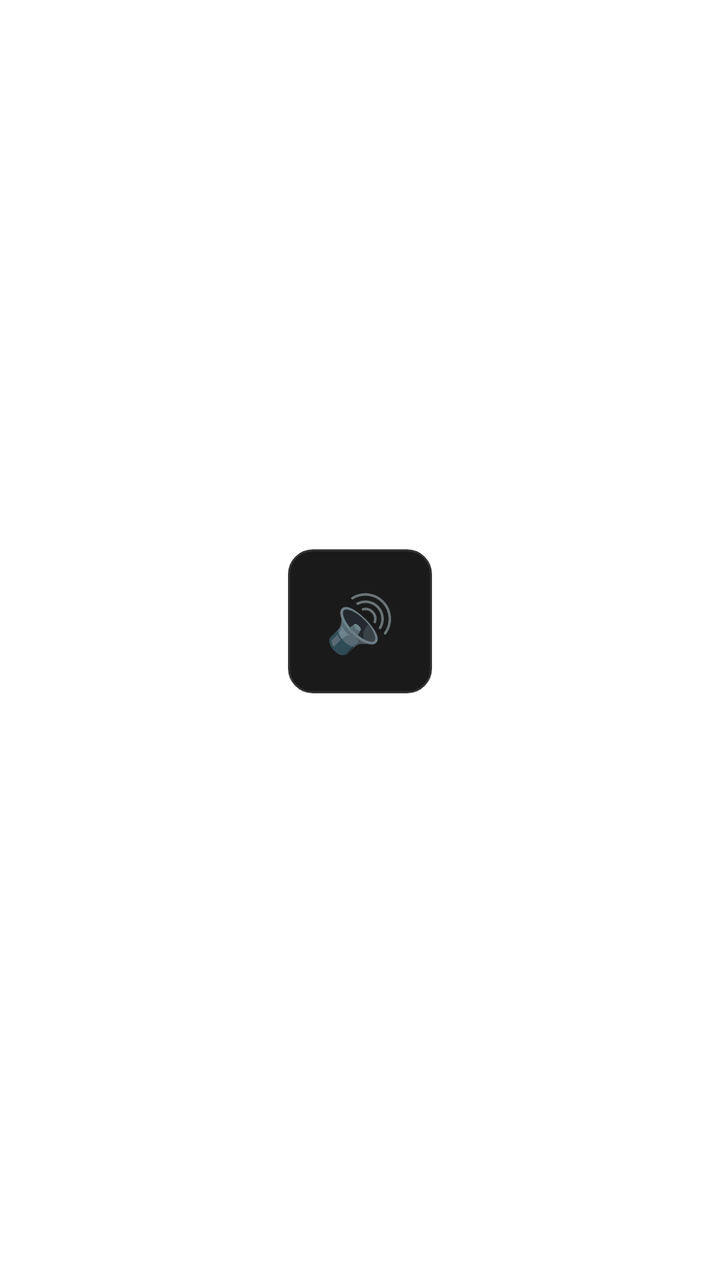
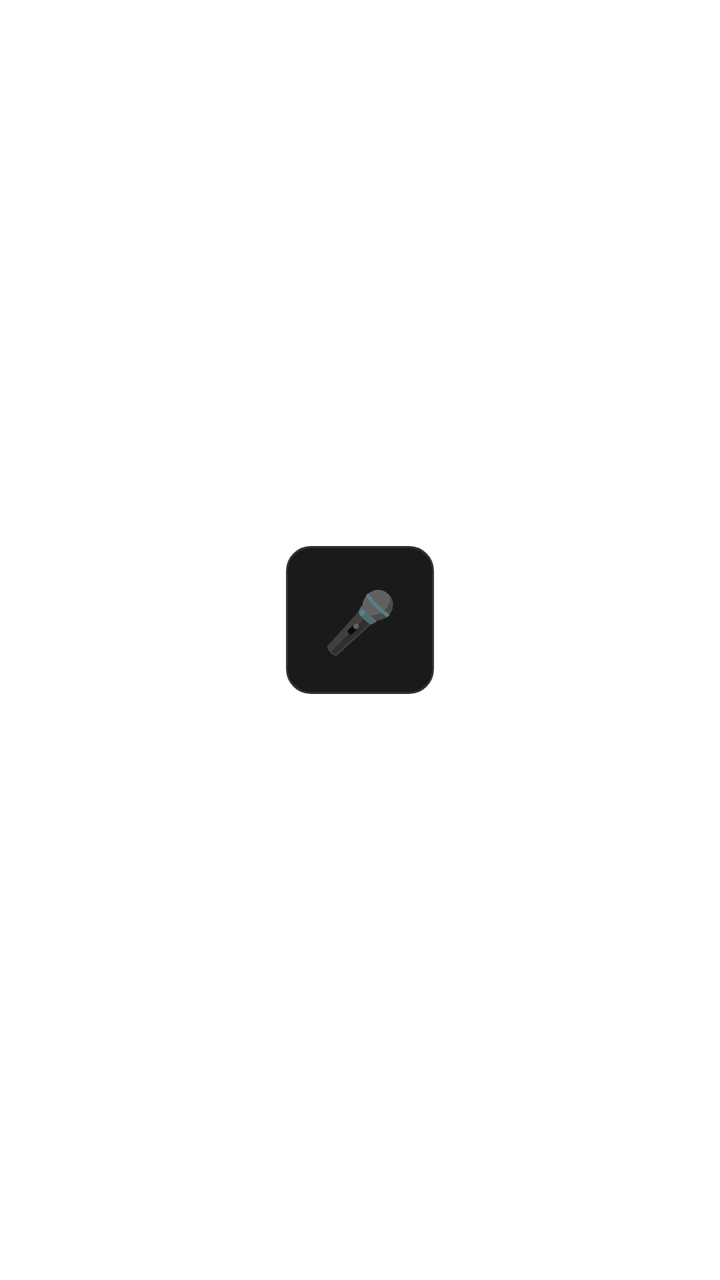

Screens rendered from an Android XML layout before and after an edit, with the pre-edit source and the edit as a unified diff.
<!-- AndroidManifest.xml: application theme Theme.FFVoice -->
<!-- res/layout/item_voice.xml -->
<?xml version="1.0" encoding="utf-8"?>
<LinearLayout xmlns:android="http://schemas.android.com/apk/res/android"
    android:layout_width="match_parent"
    android:layout_height="wrap_content"
    android:orientation="vertical"
    android:gravity="center"
    android:padding="6dp">

    <FrameLayout
        android:layout_width="72dp"
        android:layout_height="72dp"
        android:background="@drawable/voice_card_bg">

        <TextView
            android:id="@+id/voiceEmoji"
            android:layout_width="match_parent"
            android:layout_height="match_parent"
            android:gravity="center"
            android:textSize="28sp"
            android:text="🔊" />
    </FrameLayout>

    <TextView
        android:id="@+id/voiceName"
        android:layout_width="match_parent"
        android:layout_height="wrap_content"
        android:gravity="center"
        android:textColor="#FFFFFF"
        android:textSize="11sp"
        android:maxLines="2"
        android:ellipsize="end"
        android:layout_marginTop="4dp" />

</LinearLayout>
<!-- resources referenced by this layout -->
<resources>
  <!-- drawable voice_card_bg (drawable) -->
  <?xml version="1.0" encoding="utf-8"?>
  <shape xmlns:android="http://schemas.android.com/apk/res/android"
      android:shape="rectangle">
      <solid android:color="#1A1A1A" />
      <corners android:radius="12dp" />
      <stroke
          android:width="1dp"
          android:color="#333333" />
  </shape>
  <style name="Theme.FFVoice" parent="Theme.MaterialComponents.DayNight.DarkActionBar">
          <item name="colorPrimary">#6200EE</item>
          <item name="colorPrimaryVariant">#3700B3</item>
          <item name="colorOnPrimary">#FFFFFF</item>
          <item name="colorSecondary">#03DAC5</item>
          <item name="colorOnSecondary">#000000</item>
      </style>
</resources>

<!-- the commit's change to res/layout/item_voice.xml (unified diff, before → after) -->
@@ -4,11 +4,11 @@
     android:layout_height="wrap_content"
     android:orientation="vertical"
     android:gravity="center"
-    android:padding="6dp">
+    android:padding="5dp">
 
     <FrameLayout
-        android:layout_width="72dp"
-        android:layout_height="72dp"
+        android:layout_width="74dp"
+        android:layout_height="74dp"
         android:background="@drawable/voice_card_bg">
 
         <TextView
@@ -16,8 +16,8 @@
             android:layout_width="match_parent"
             android:layout_height="match_parent"
             android:gravity="center"
-            android:textSize="28sp"
-            android:text="🔊" />
+            android:textSize="30sp"
+            android:text="🎤" />
     </FrameLayout>
 
     <TextView
@@ -25,10 +25,10 @@
         android:layout_width="match_parent"
         android:layout_height="wrap_content"
         android:gravity="center"
-        android:textColor="#FFFFFF"
+        android:textColor="#E2E8F0"
         android:textSize="11sp"
         android:maxLines="2"
         android:ellipsize="end"
-        android:layout_marginTop="4dp" />
+        android:layout_marginTop="5dp" />
 
 </LinearLayout>
